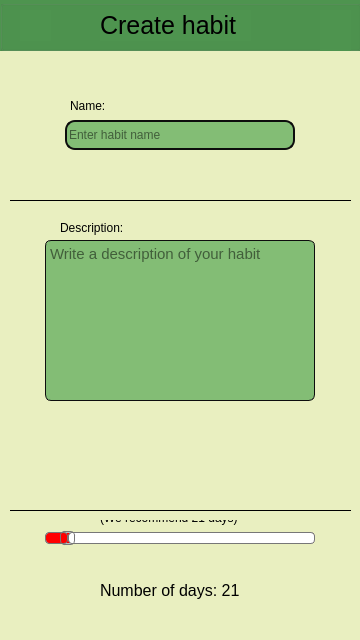
Above: createhabit.ui from oleksandrhf/GoHabit before the change. Below: the same form after it.
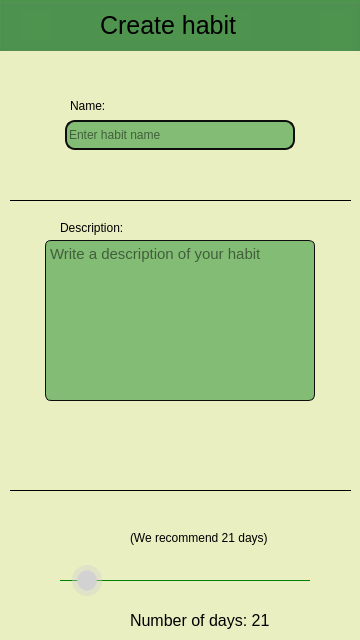
That is the form after the change. Icons and pictures are not drawn.

Commit message: fix add habit and create habit UI

What changed in the file:
```diff
--- a/createhabit.ui
+++ b/createhabit.ui
@@ -48,67 +48,50 @@
   <widget class="QSlider" name="horizontalSlider">
    <property name="geometry">
     <rect>
-     <x>45</x>
-     <y>530</y>
-     <width>270</width>
-     <height>16</height>
+     <x>60</x>
+     <y>550</y>
+     <width>250</width>
+     <height>60</height>
     </rect>
    </property>
    <property name="styleSheet">
-    <string notr="true">QSlider::groove:horizontal {
-border: 1px solid #bbb;
-background: red;
-height: 10px;
-border-radius: 4px;
+    <string notr="true">QSlider:horizontal {
+    min-height: 60px;
 }
-QSlider::sub-page:horizontal {
-background: qlineargradient(x1: 0, y1: 0,    x2: 0, y2: 1,
-    stop: 0 #66e, stop: 1 #bbf);
-background: qlineargradient(x1: 0, y1: 0.2, x2: 1, y2: 1,
-    stop: 0 #bbf, stop: 1 #55f);
-border: 1px solid #777;
-height: 10px;
-border-radius: 4px;
+QSlider::groove:horizontal {
+    height: 1px;
+    background: green; 
 }
-
-QSlider::add-page:horizontal {
-background: #fff;
-border: 1px solid #777;
-height: 10px;
-border-radius: 4px;
-}
-
 QSlider::handle:horizontal {
-background: qlineargradient(x1:0, y1:0, x2:1, y2:1,
-    stop:0 #eee, stop:1 #ccc);
-border: 1px solid #777;
-width: 13px;
-margin-top: -2px;
-margin-bottom: -2px;
-border-radius: 4px;
+    width: 30px;
+    margin-top: -15px;
+    margin-bottom: -15px;
+    border-radius: 15px;
+    background: qradialgradient(spread:reflect, cx:0.5, cy:0.5, radius:0.5, fx:0.5, fy:0.5, stop:0.6 rgba(210, 210, 210, 255), stop:0.7 rgba(210, 210, 210, 100));
 }
-
 QSlider::handle:horizontal:hover {
 background: qlineargradient(x1:0, y1:0, x2:1, y2:1,
     stop:0 #fff, stop:1 #ddd);
 border: 1px solid #444;
 border-radius: 4px;
 }
-
-QSlider::sub-page:horizontal:disabled {
-background: #bbb;
-border-color: #999;
+/*竖向*/
+QSlider:vertical {
+    min-width: 60px;
 }
-
-QSlider::add-page:horizontal:disabled {
-background: #eee;
-border-color: #999;
+QSlider::groove:vertical {
+    width: 1px;
+    background: white; 
 }
-
-QSlider::handle:horizontal:disabled {
-background: #eee;
-border: 1px solid #aaa;
-border-radius: 4px;
+QSlider::handle:vertical {
+    height: 30px;
+    margin-left: -15px;
+    margin-right: -15px;
+    border-radius: 15px;
+    background: qradialgradient(spread:reflect, cx:0.5, cy:0.5, radius:0.5, fx:0.5, fy:0.5, stop:0.6 rgba(210, 210, 210, 255), stop:0.7 rgba(210, 210, 210, 100));
+}
+QSlider::handle:vertical:hover {
+    background: qradialgradient(spread:reflect, cx:0.5, cy:0.5, radius:0.5, fx:0.5, fy:0.5, stop:0.6 rgba(255, 255, 255, 255), stop:0.7 rgba(255, 255, 255, 100));
 }</string>
    </property>
    <property name="minimum">
@@ -130,8 +113,8 @@
   <widget class="QLabel" name="label_2">
    <property name="geometry">
     <rect>
-     <x>100</x>
-     <y>570</y>
+     <x>130</x>
+     <y>600</y>
      <width>231</width>
      <height>41</height>
     </rect>
@@ -350,8 +333,8 @@
   <widget class="QLabel" name="label_6">
    <property name="geometry">
     <rect>
-     <x>100</x>
-     <y>510</y>
+     <x>130</x>
+     <y>530</y>
      <width>211</width>
      <height>16</height>
     </rect>
@@ -383,7 +366,7 @@
    <property name="geometry">
     <rect>
      <x>10</x>
-     <y>500</y>
+     <y>480</y>
      <width>341</width>
      <height>20</height>
     </rect>
```
Left out of the diff: 5 changed lines with no effect on the pictures. The commit also changes 3 other files.
